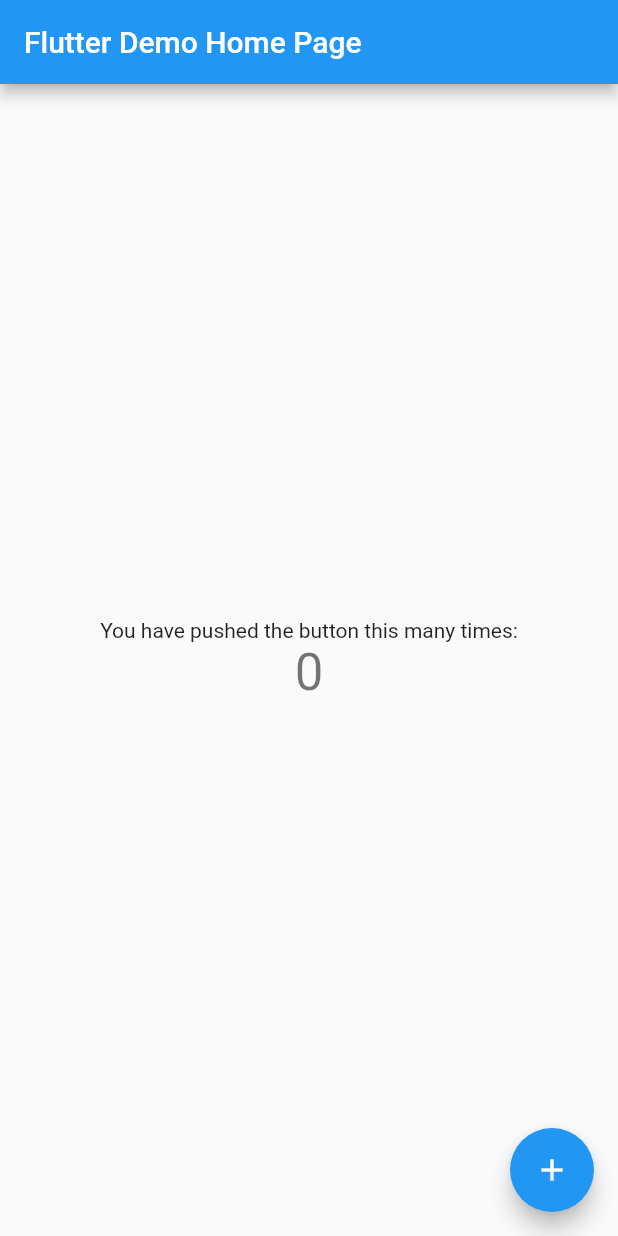
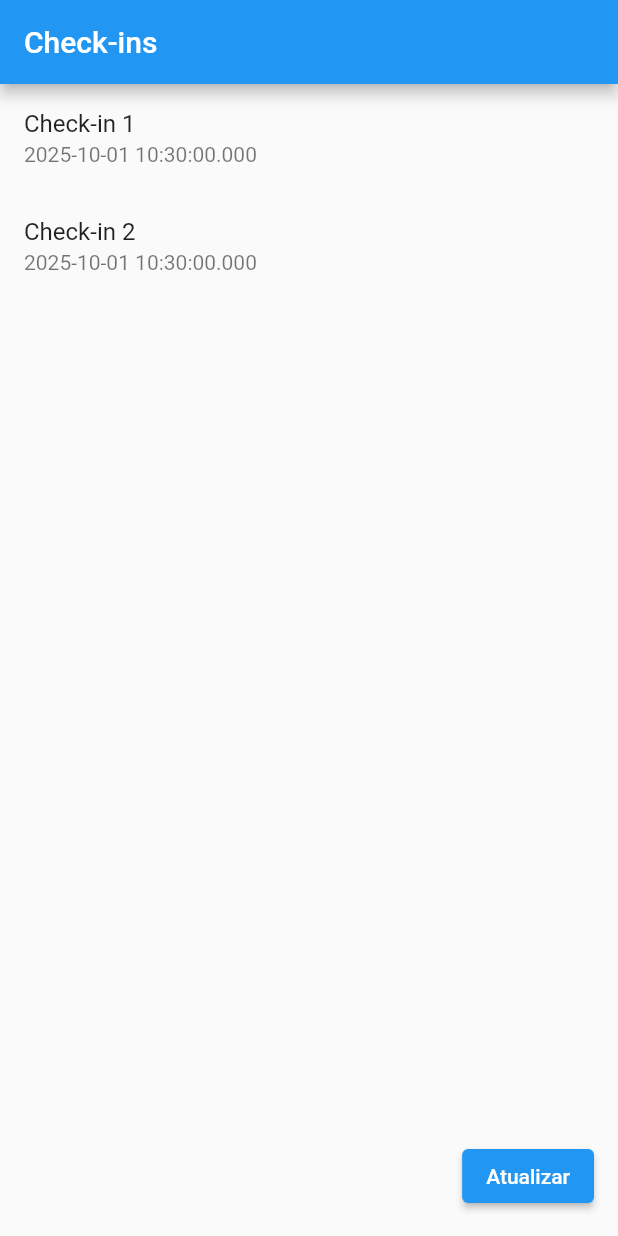
Before and after one commit to coderats-hub/legacy-coderats, a Flutter app: the screen it shows after launch, on a phone screen of 412 x 824 dp. Run offline on Flutter 3.47's test engine with Material 2 defaults, Android fonts, the phone set to English and light mode, and no system bars; our stand-ins replace flutter_riverpod.

Commit message:
feat: arch create in files

```diff
--- /dev/null
+++ b/Codigo/apps/mobile/lib/features/checkin/data/checkin.repository.dart
@@ -0,0 +1,72 @@
+// ==============================
+// Arquivo: features/checkin/data/checkin.repository.dart
+// ==============================
+//
+// Pasta 'data':
+// Esta pasta é responsável por lidar com **todos os dados da feature**, ou seja:
+// - Buscar, salvar ou atualizar informações vindas de **API**, **banco local** ou **cache**.
+// - Transformar dados recebidos da API em modelos de domínio.
+// - Fornecer dados de forma consistente para o domínio ou provider, sem que eles precisem saber a origem.
+//
+// Além do repositório, a pasta 'data' pode conter:
+//
+// 1. Datasources
+//    - checkin.api.dart → comunicação com APIs externas
+//    - checkin.local.dart → leitura/escrita em banco local (SQLite, Hive, SharedPreferences)
+//    - checkin.cache.dart → cache temporário em memória ou disco
+//
+// 2. Interfaces / Abstrações
+//    - i_checkin.repository.dart → define a “promessa” do repositório
+//      permitindo trocar implementações sem impactar domínio ou UI
+//
+// 3. Mappers / Transformers
+//    - checkin.mapper.dart → converte JSON para modelo de domínio e vice-versa
+//
+// 4. Mock ou dados de teste
+//    - checkin.mock.dart → dados fictícios para demonstração ou testes sem backend
+//
+// 5. Exceções específicas da camada de dados
+//    - checkin.exceptions.dart → erros relacionados a API, banco ou cache
+//
+// Dessa forma, a pasta 'data' concentra tudo que é relacionado à **obtenção e manipulação de dados**, mantendo
+// a arquitetura limpa, desacoplada e facilitando testes.
+
+import '../domain/checkin.dart';
+
+class CheckinRepository {
+  // Função que simula a busca de check-ins
+  // Retorna uma lista de Checkin após 1 segundo de delay
+  Future<List<Checkin>> fetchCheckins() async {
+    // Simula tempo de resposta da API ou do banco de dados
+    await Future.delayed(const Duration(seconds: 1));
+
+    // Retorna dados fixos apenas para exemplo
+    return [
+      Checkin(id: '1', title: 'Check-in 1', date: DateTime.now()),
+      Checkin(id: '2', title: 'Check-in 2', date: DateTime.now()),
+    ];
+  }
+}
+
+// ==============================
+// Como usar esse repositório:
+//
+// Exemplo dentro de um Use Case ou Provider:
+// final repository = CheckinRepository();
+// final checkins = await repository.fetchCheckins();
+//
+// Observações:
+//
+// 1. Em um app real, você substituiria os dados fixos por:
+//    - Chamadas HTTP para a API
+//    - Leitura/escrita em SQLite ou SharedPreferences
+//
+// 2. O repositório **não deve conter lógica de UI** ou estado da tela.
+//    Ele só entrega os dados prontos para a camada de domínio ou provider.
+//
+// 3. Caso a fonte de dados mude, só precisamos alterar este arquivo,
+//    sem impactar as outras camadas.
+//
+// 4. Lembre-se: a pasta 'data' pode crescer e conter múltiplos arquivos
+//    para gerenciar diferentes fontes de dados, mappers, mocks e exceções,
+//    mantendo sempre a separação de responsabilidades.
--- /dev/null
+++ b/Codigo/apps/mobile/lib/features/checkin/domain/checkin.dart
@@ -0,0 +1,55 @@
+// ==============================
+// Arquivo: features/checkin/domain/checkin.dart
+// ==============================
+//
+// Pasta 'domain':
+// Esta pasta contém tudo relacionado ao **núcleo da feature**, ou seja:
+// - Modelos / entidades que representam o **domínio da aplicação**
+// - Regras de negócio puras (que não dependem de UI, banco ou API)
+// - Use Cases (opcional, mas recomendável em arquiteturas mais completas)
+//
+// O 'domain' é a camada mais independente da aplicação, garantindo
+// que mudanças em UI ou dados não quebrem o núcleo da lógica.
+//
+// ==============================
+// Modelo de domínio: Checkin
+//
+// Este modelo representa um **check-in** da aplicação.
+// Podemos dizer que ele funciona como o "model" em uma arquitetura MVC.
+// Ele **carrega todas as informações relevantes de um domínio específico**,
+// ou seja, todos os dados que a camada de domínio precisa conhecer.
+//
+// Exemplo de campos:
+// - id: identificador único do check-in
+// - title: título ou descrição do check-in
+// - date: data e hora do check-in
+
+class Checkin {
+  final String id;
+  final String title;
+  final DateTime date;
+
+  // Construtor obrigatório, garantindo que todas as informações essenciais
+  // estejam sempre presentes ao criar um Checkin
+  Checkin({required this.id, required this.title, required this.date});
+}
+
+// ==============================
+// Como usar este modelo:
+//
+// 1. No repositório (data):
+// final checkins = await repository.fetchCheckins();
+// checkins.map((json) => Checkin(...));
+//
+// 2. No Use Case (domain):
+// final validCheckins = checkins.where((c) => c.date.isAfter(DateTime.now()));
+//
+// 3. Na apresentação (provider/UI):
+// O modelo é usado para exibir dados na tela sem modificar sua lógica interna.
+//
+// Observações:
+//
+// - Este modelo deve **não conter lógica de UI** ou estado de tela.
+// - Se houver validações específicas de negócio, elas podem ser implementadas
+//   como métodos ou dentro de Use Cases.
+// - Modelos no domain garantem **consistência e integridade dos dados** em toda a aplicação.
--- /dev/null
+++ b/Codigo/apps/mobile/lib/features/checkin/presentation/screens/checkin.screen.dart
@@ -0,0 +1,95 @@
+import 'package:flutter/material.dart';
+import '../../data/checkin.repository.dart';
+import '../../domain/checkin.dart';
+import '../../../../shared/app_button.dart';
+
+// A tela foi convertida para StatefulWidget para gerenciar o próprio estado
+class CheckinScreen extends StatefulWidget {
+  const CheckinScreen({super.key});
+
+  @override
+  State<CheckinScreen> createState() => _CheckinScreenState();
+}
+
+class _CheckinScreenState extends State<CheckinScreen> {
+  // Variáveis para controlar o estado da UI
+  bool _isLoading = true;
+  Object? _error;
+  List<Checkin> _checkins = [];
+
+  // Instância direta do repositório, já que não temos mais provider
+  final _repository = CheckinRepository();
+
+  // initState é chamado uma vez quando o widget é criado
+  @override
+  void initState() {
+    super.initState();
+    // A busca de dados é iniciada aqui
+    _loadCheckins();
+  }
+
+  // Função para buscar os dados e atualizar o estado da tela
+  Future<void> _loadCheckins() async {
+    // Atualiza a UI para mostrar o estado de carregamento
+    setState(() {
+      _isLoading = true;
+      _error = null;
+    });
+
+    try {
+      final data = await _repository.fetchCheckins();
+      // Em caso de sucesso, atualiza a UI com os dados
+      if (mounted) { // Garante que o widget ainda está na árvore
+        setState(() {
+          _checkins = data;
+          _isLoading = false;
+        });
+      }
+    } catch (e) {
+      // Em caso de erro, atualiza a UI com a mensagem de erro
+       if (mounted) { // Garante que o widget ainda está na árvore
+        setState(() {
+          _error = e;
+          _isLoading = false;
+        });
+      }
+    }
+  }
+
+  @override
+  Widget build(BuildContext context) {
+    return Scaffold(
+      appBar: AppBar(title: const Text('Check-ins')),
+      // O corpo agora é construído por um método auxiliar
+      body: _buildBody(),
+      floatingActionButton: AppButton(
+        text: 'Atualizar',
+        // O botão agora chama a função local para recarregar
+        onPressed: _loadCheckins,
+      ),
+    );
+  }
+
+  // Método auxiliar para decidir o que mostrar no corpo da tela
+  Widget _buildBody() {
+    if (_isLoading) {
+      // Se está carregando, mostra o indicador de progresso
+      return const Center(child: CircularProgressIndicator());
+    }
+    if (_error != null) {
+      // Se deu erro, mostra a mensagem
+      return Center(child: Text('Erro: $_error'));
+    }
+    // Se tem dados, mostra a lista
+    return ListView.builder(
+      itemCount: _checkins.length,
+      itemBuilder: (context, index) {
+        final checkin = _checkins[index];
+        return ListTile(
+          title: Text(checkin.title),
+          subtitle: Text(checkin.date.toString()),
+        );
+      },
+    );
+  }
+}
--- a/Codigo/apps/mobile/lib/main.dart
+++ b/Codigo/apps/mobile/lib/main.dart
@@ -1,115 +1,31 @@
+import 'dart:async'; // Importe para usar runZonedGuarded
 import 'package:flutter/material.dart';
+// import 'package:flutter_riverpod/flutter_riverpod.dart'; // Removido
+import 'features/checkin/presentation/screens/checkin.screen.dart';
 
 void main() {
-  runApp(const MyApp());
+  // runZonedGuarded continua sendo útil para capturar erros
+  runZonedGuarded<Future<void>>(() async {
+    // Apenas o MyApp é executado, sem o ProviderScope
+    runApp(const MyApp());
+  }, (error, stack) {
+    // Se houver qualquer erro durante a inicialização, ele será impresso aqui!
+    print('ERRO NÃO CAPTURADO NA INICIALIZAÇÃO: $error');
+    print(stack);
+  });
 }
 
 class MyApp extends StatelessWidget {
   const MyApp({super.key});
 
-  // This widget is the root of your application.
   @override
   Widget build(BuildContext context) {
     return MaterialApp(
-      title: 'Flutter Demo',
+      title: 'Check-in App',
       theme: ThemeData(
-        // This is the theme of your application.
-        //
-        // Try running your application with "flutter run". You'll see the
-        // application has a blue toolbar. Then, without quitting the app, try
-        // changing the primarySwatch below to Colors.green and then invoke
-        // "hot reload" (press "r" in the console where you ran "flutter run",
-        // or simply save your changes to "hot reload" in a Flutter IDE).
-        // Notice that the counter didn't reset back to zero; the application
-        // is not restarted.
         primarySwatch: Colors.blue,
       ),
-      home: const MyHomePage(title: 'Flutter Demo Home Page'),
+      home: const CheckinScreen(),
     );
   }
 }
-
-class MyHomePage extends StatefulWidget {
-  const MyHomePage({super.key, required this.title});
-
-  // This widget is the home page of your application. It is stateful, meaning
-  // that it has a State object (defined below) that contains fields that affect
-  // how it looks.
-
-  // This class is the configuration for the state. It holds the values (in this
-  // case the title) provided by the parent (in this case the App widget) and
-  // used by the build method of the State. Fields in a Widget subclass are
-  // always marked "final".
-
-  final String title;
-
-  @override
-  State<MyHomePage> createState() => _MyHomePageState();
-}
-
-class _MyHomePageState extends State<MyHomePage> {
-  int _counter = 0;
-
-  void _incrementCounter() {
-    setState(() {
-      // This call to setState tells the Flutter framework that something has
-      // changed in this State, which causes it to rerun the build method below
-      // so that the display can reflect the updated values. If we changed
-      // _counter without calling setState(), then the build method would not be
-      // called again, and so nothing would appear to happen.
-      _counter++;
-    });
-  }
-
-  @override
-  Widget build(BuildContext context) {
-    // This method is rerun every time setState is called, for instance as done
-    // by the _incrementCounter method above.
-    //
-    // The Flutter framework has been optimized to make rerunning build methods
-    // fast, so that you can just rebuild anything that needs updating rather
-    // than having to individually change instances of widgets.
-    return Scaffold(
-      appBar: AppBar(
-        // Here we take the value from the MyHomePage object that was created by
-        // the App.build method, and use it to set our appbar title.
-        title: Text(widget.title),
-      ),
-      body: Center(
-        // Center is a layout widget. It takes a single child and positions it
-        // in the middle of the parent.
-        child: Column(
-          // Column is also a layout widget. It takes a list of children and
-          // arranges them vertically. By default, it sizes itself to fit its
-          // children horizontally, and tries to be as tall as its parent.
-          //
-          // Invoke "debug painting" (press "p" in the console, choose the
-          // "Toggle Debug Paint" action from the Flutter Inspector in Android
-          // Studio, or the "Toggle Debug Paint" command in Visual Studio Code)
-          // to see the wireframe for each widget.
-          //
-          // Column has various properties to control how it sizes itself and
-          // how it positions its children. Here we use mainAxisAlignment to
-          // center the children vertically; the main axis here is the vertical
-          // axis because Columns are vertical (the cross axis would be
-          // horizontal).
-          mainAxisAlignment: MainAxisAlignment.center,
-          children: <Widget>[
-            const Text(
-              'You have pushed the button this many times:',
-            ),
-            Text(
-              '$_counter',
-              style: Theme.of(context).textTheme.headlineMedium,
-            ),
-          ],
-        ),
-      ),
-      floatingActionButton: FloatingActionButton(
-        onPressed: _incrementCounter,
-        tooltip: 'Increment',
-        child: const Icon(Icons.add),
-      ), // This trailing comma makes auto-formatting nicer for build methods.
-    );
-  }
-}
--- /dev/null
+++ b/Codigo/apps/mobile/lib/shared/app_button.dart
@@ -0,0 +1,17 @@
+// Exemplo de um código de botão
+import 'package:flutter/material.dart';
+
+class AppButton extends StatelessWidget {
+  final String text;
+  final VoidCallback onPressed;
+
+  const AppButton({super.key, required this.text, required this.onPressed});
+
+  @override
+  Widget build(BuildContext context) {
+    return ElevatedButton(
+      onPressed: onPressed,
+      child: Text(text),
+    );
+  }
+}
--- a/Codigo/apps/mobile/pubspec.yaml
+++ b/Codigo/apps/mobile/pubspec.yaml
@@ -35,6 +35,7 @@ dependencies:
   # The following adds the Cupertino Icons font to your application.
   # Use with the CupertinoIcons class for iOS style icons.
   cupertino_icons: ^1.0.2
+  flutter_riverpod: ^2.3.5
 
 dev_dependencies:
   flutter_test:
```
Also changed, not shown: Codigo/apps/mobile/lib/core/exceptions.dart (added, +40 -0 lines), Codigo/apps/mobile/lib/features/checkin/presentation/providers/checkin.provider.dart (added, +72 -0 lines), Codigo/apps/mobile/pubspec.lock, 2 other files.
